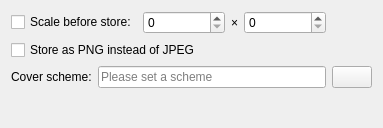
This is dialogs/profiledatacoverwidgetUI.ui in KDE/audex as Qt 5 draws it before an edit. The edited form follows.
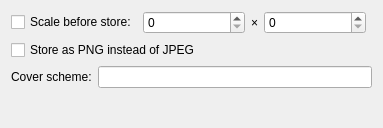
This is the edited form. Custom widgets are drawn as their Qt base class.

Commit message: replace the scheme wizard dialogs with an inline SchemeEdit widget

Patch:
```diff
--- a/dialogs/profiledatacoverwidgetUI.ui
+++ b/dialogs/profiledatacoverwidgetUI.ui
@@ -90,16 +90,13 @@
      </property>
     </widget>
    </item>
-   <item row="2" column="1" colspan="4">
-    <widget class="QLineEdit" name="qlineedit_scheme">
-     <property name="placeholderText">
-      <string>Please set a scheme</string>
+   <item row="2" column="1" colspan="5">
+    <widget class="SchemeEdit" name="schemeedit_scheme">
+     <property name="kind">
+      <enum>SchemeEdit::Filename</enum>
      </property>
     </widget>
    </item>
-   <item row="2" column="5">
-    <widget class="QPushButton" name="kpushbutton_scheme"/>
-   </item>
    <item row="3" column="2">
     <spacer name="verticalSpacer">
      <property name="orientation">
@@ -115,6 +112,13 @@
    </item>
   </layout>
  </widget>
+ <customwidgets>
+  <customwidget>
+   <class>SchemeEdit</class>
+   <extends>QLineEdit</extends>
+   <header>widgets/schemeedit.h</header>
+  </customwidget>
+ </customwidgets>
  <resources/>
  <connections/>
 </ui>
```
The commit also changes 41 other files.
